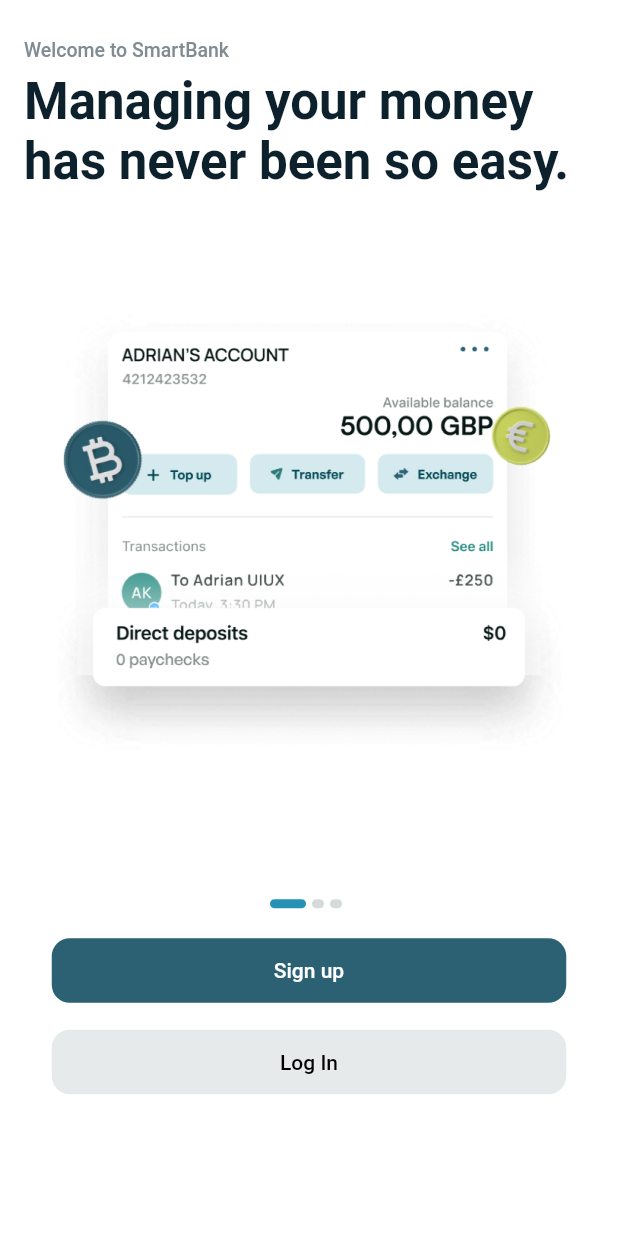
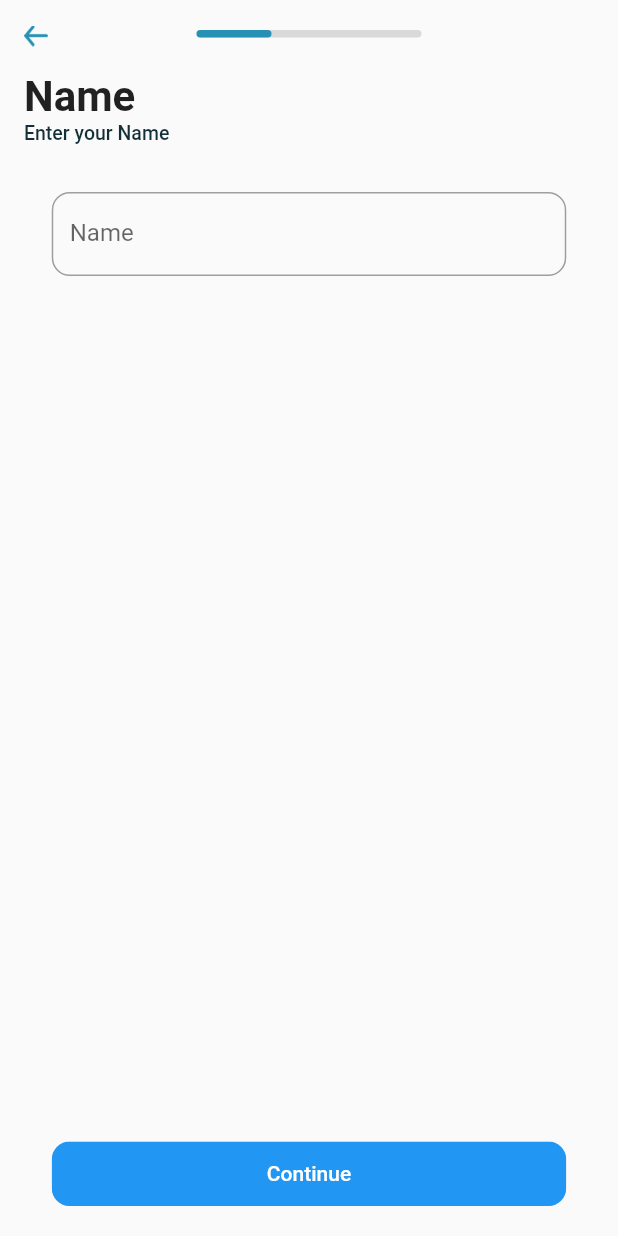
Before and after one commit to jagatrajsingh2000/moneyapponboarding, a Flutter app: the screen it shows after launch, on a phone screen of 412 x 824 dp. Run offline on Flutter 3.47's test engine with Material 2 defaults, Android fonts, the light colour scheme and no system bars.

Commit message:
update:create a login,data collection screens with animated indicators

```diff
--- a/lib/main.dart
+++ b/lib/main.dart
@@ -1,5 +1,6 @@
 import 'package:flutter/material.dart';
 import 'pages/on_boarding_screen.dart';
+import 'pages/loginsignup.dart';
 void main() {
   runApp(const MainApp());
 }
@@ -12,7 +13,7 @@
     return const MaterialApp(
       debugShowCheckedModeBanner: false,
       title: 'on boarding',
-      home: OnBoardingScreen(),
+      home: Loginsignup(),
     );
   }
 }
--- /dev/null
+++ b/lib/pages/loginsignup.dart
@@ -0,0 +1,249 @@
+import 'package:flutter/material.dart';
+import 'package:flutter/gestures.dart';
+
+class Login {
+  final  String title, description, label, text, linktext;
+  final TextEditingController controller;
+  Login({
+    required this.title,
+    required this.description,
+    required this.label,
+    required this.text,
+    required this.linktext,
+    required this.controller
+  });
+}
+
+// OnBoarding content list
+final List<Login> demoData = [
+  Login(
+    title: "Name",
+    description: "Enter your Name",
+    label:'Name',
+    text:"",
+    linktext:"",
+    controller:TextEditingController()
+  ),
+  Login(
+    title: "Login",
+    description: "Enter the email address you use to sign in to SmartBank.",
+    label:'Email address',
+    text:"Don't have an account",
+    linktext:"Sign Up",
+    controller:TextEditingController()
+  ),
+  Login(
+    title: "Country",
+    description: "Enter the Country",
+    label:'Country',
+    text:"",
+    linktext:"",
+    controller:TextEditingController()
+  ),
+];
+class Loginsignup extends StatefulWidget {
+  const Loginsignup({super.key});
+
+  @override
+  State<Loginsignup> createState() => _LoginsignupState();
+}
+
+class _LoginsignupState extends State<Loginsignup> {
+  double _width = 50;
+  final _height = 5.0;
+  var emailController = TextEditingController();
+  Color _color = Colors.blue;
+  final BorderRadiusGeometry _borderRadius = BorderRadius.circular(12);
+  int currentTextIndex = 0;
+
+  @override
+  Widget build(BuildContext context) {
+    return Scaffold(
+      body: SafeArea(
+        child: Column(
+          crossAxisAlignment: CrossAxisAlignment.start,
+          children: [
+            Stack(
+              children: [
+                Padding(
+                  padding: const EdgeInsets.only(top: 20.0),
+                  child: Row(
+                    mainAxisAlignment: MainAxisAlignment.center,
+                    children: [
+                      Stack(
+                        children: [
+                          Container(
+                            width: 150,
+                            height: _height,
+                            decoration: BoxDecoration(
+                              color: const Color.fromRGBO(217, 217, 217, 1),
+                              borderRadius: _borderRadius,
+                            ),
+                          ),
+                          AnimatedContainer(
+                            width: _width,
+                            height: _height,
+                            decoration: BoxDecoration(
+                              color: const Color.fromRGBO(39, 145, 181, 1),
+                              borderRadius: _borderRadius,
+                            ),
+                            duration: const Duration(seconds: 1),
+                            curve: Curves.fastOutSlowIn,
+                          ),
+                        ],
+                      ),
+                    ],
+                  ),
+                ),
+                IconButton(
+                  onPressed: () {
+                    setState(() {
+                      if(currentTextIndex !=0){
+                      currentTextIndex =
+                            currentTextIndex - 1;
+                      }
+                      if (_width > 50) {
+                          _width = _width - 50;
+                        }
+                    });
+
+                  },
+                  icon: Image.asset(
+                    'assets/images/Backarrow.png',
+                    width: 16,
+                    height: 14,
+                  ),
+                ),
+              ],
+            ),
+            Padding(
+              padding: const EdgeInsets.only(left: 16.0, right: 16),
+              child: Column(
+                crossAxisAlignment: CrossAxisAlignment.start,
+                children: [
+                  Text(
+                    demoData[currentTextIndex].title,
+                    style:
+                        const TextStyle(fontSize: 28, fontWeight: FontWeight.w700),
+                  ),
+                  Text(
+                    demoData[currentTextIndex].description,
+                    style: const TextStyle(
+                        fontSize: 13,
+                        fontWeight: FontWeight.w500,
+                        color: Color.fromRGBO(19, 47, 56, 1)),
+                  ),
+                ],
+              ),
+            ),
+            const SizedBox(
+              height: 32,
+            ),
+            Center(
+              child: SizedBox(
+                height: 56,
+                width: 343,
+                child: InputField(
+                  inController: demoData[currentTextIndex].controller,
+                  labelText: demoData[currentTextIndex].label,
+                  icon: const Icon(Icons.line_weight),
+                ),
+              ),
+            ),
+            const SizedBox(
+              height: 16,
+            ),
+            Center(
+              child: RichText(
+                textAlign: TextAlign.center,
+                text: TextSpan(
+                  text: demoData[currentTextIndex].text,
+                  style: const TextStyle(
+                      color: Colors.black,
+                      fontSize: 13,
+                      fontWeight: FontWeight.w600),
+                  children: [
+                    TextSpan(
+                      text: demoData[currentTextIndex].linktext,
+                      style: const TextStyle(
+                        color: Color.fromRGBO(39, 145, 181, 1),
+                        fontWeight: FontWeight.bold,
+                      ),
+                      recognizer: TapGestureRecognizer()
+                        ..onTap = () {
+                          // Handle link/button tap
+                        },
+                    ),
+                  ],
+                ),
+              ),
+            ),
+            const Spacer(),
+            Center(
+              child: SizedBox(
+                height: 43,
+                width: 343,
+                child: ClipRRect(
+                  borderRadius: BorderRadius.circular(12),
+                  child: ElevatedButton(
+                    onPressed: () {
+                      setState(() {
+                        if (_width < 150) {
+                          _width = _width + 50;
+                        }
+                        currentTextIndex =
+                            (currentTextIndex + 1) % demoData.length;
+                      });
+                    },
+                    style: ElevatedButton.styleFrom(
+                      backgroundColor: _color,
+                    ),
+                    child: const Text('Continue'),
+                  ),
+                ),
+              ),
+            ),
+            const SizedBox(
+              height: 20,
+            )
+          ],
+        ),
+      ),
+    );
+  }
+}
+
+class InputField extends StatelessWidget {
+  const InputField({
+    super.key,
+    required this.inController,
+    required this.labelText,
+    required this.icon,
+  });
+
+  final TextEditingController inController;
+  final String labelText;
+  final Icon icon;
+
+  @override
+  Widget build(BuildContext context) {
+    return TextField(
+      controller: inController,
+      decoration: InputDecoration(
+        hintText: labelText,
+        border: OutlineInputBorder(
+          borderRadius: BorderRadius.circular(12),
+        ),
+        focusedBorder: OutlineInputBorder(
+          borderSide: const BorderSide(color: Colors.grey),
+          borderRadius: BorderRadius.circular(12),
+        ),
+        enabledBorder: OutlineInputBorder(
+          borderSide: const BorderSide(color: Colors.grey),
+          borderRadius: BorderRadius.circular(12),
+        ),
+      ),
+      keyboardType: TextInputType.text,
+    );
+  }
+}
```
Also changed, not shown: assets/images/Backarrow.png (added), 43 other files.
